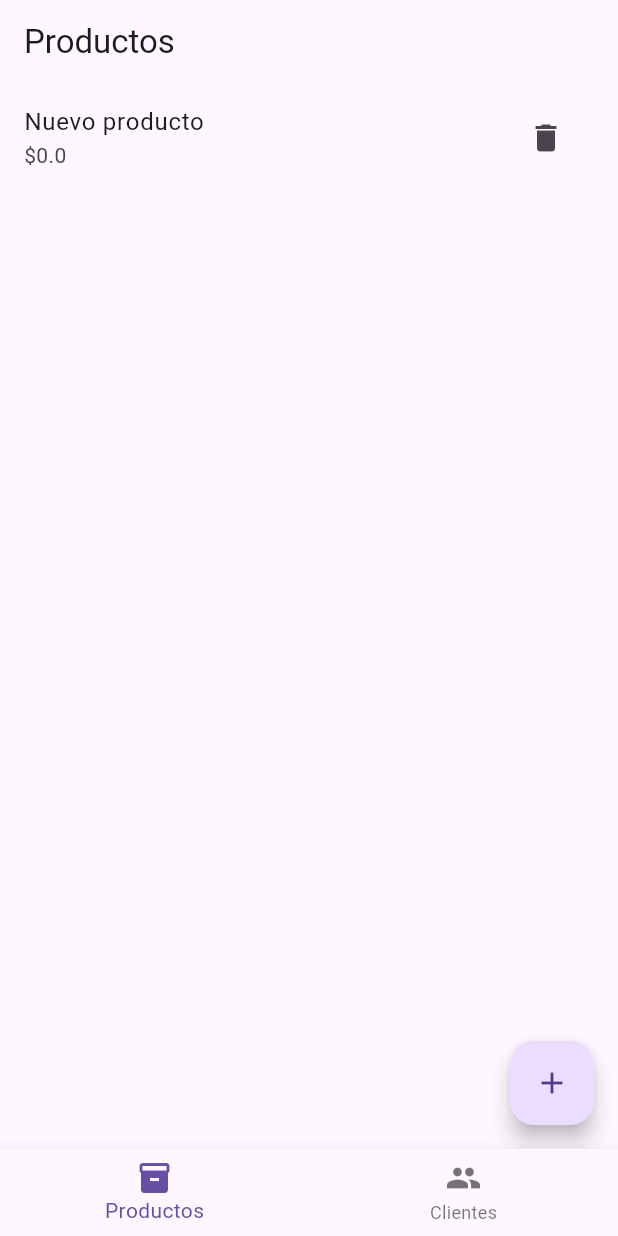
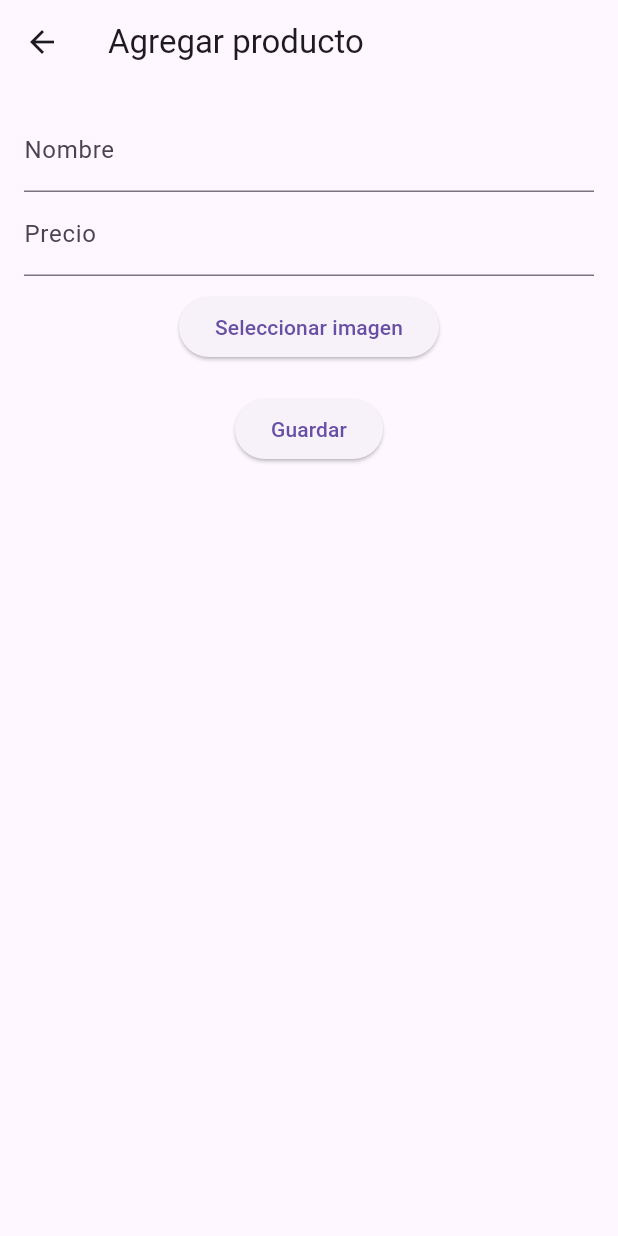
Before and after one commit to JOSUEEVM/APPVENTASTAREA, a Flutter app: the HomeScreen screen opened directly, after a tap on the "add" icon, on a phone screen of 412 x 824 dp. Run offline on Flutter 3.47's test engine with Material 3 defaults, Android fonts, the phone set to English and light mode, and no system bars; our stand-ins replace firebase_auth, google_sign_in, image_picker; accounts and stored records are empty.

Commit message:
funcionamiento con imagen

```diff
--- a/appventas/lib/data/local_data.dart
+++ b/appventas/lib/data/local_data.dart
@@ -1,12 +1,12 @@
 import '../models/user.dart';
 import '../models/product.dart';
-import '../models/client.dart';
 
 class LocalData {
+  /// Usuarios locales (login)
   static List<User> users = [
-    User(email: 'admin@local.com', password: '123456'),
+    User(email: 'admin@gmail.com', password: '1234'),
   ];
 
+  /// Productos creados
   static List<Product> products = [];
-  static List<Client> clients = [];
 }
--- a/appventas/lib/main.dart
+++ b/appventas/lib/main.dart
@@ -2,17 +2,18 @@ import 'package:flutter/material.dart';
 import 'screens/login_screen.dart';
 
 void main() {
-  runApp(const MyApp());
+  runApp(const SalesApp());
 }
 
-class MyApp extends StatelessWidget {
-  const MyApp({super.key});
+class SalesApp extends StatelessWidget {
+  const SalesApp({super.key});
 
   @override
   Widget build(BuildContext context) {
-    return const MaterialApp(
+    return MaterialApp(
       debugShowCheckedModeBanner: false,
-      home: LoginScreen(),
+      title: 'App Ventas',
+      home: const LoginScreen(),
     );
   }
 }
--- a/appventas/lib/models/product.dart
+++ b/appventas/lib/models/product.dart
@@ -1,6 +1,11 @@
 class Product {
-  String name;
-  double price;
+  final String name;
+  final double price;
+  final String imagePath;
 
-  Product({required this.name, required this.price});
+  Product({
+    required this.name,
+    required this.price,
+    required this.imagePath,
+  });
 }
--- a/appventas/lib/models/user.dart
+++ b/appventas/lib/models/user.dart
@@ -2,5 +2,8 @@ class User {
   final String email;
   final String password;
 
-  User({required this.email, required this.password});
+  User({
+    required this.email,
+    required this.password,
+  });
 }
--- /dev/null
+++ b/appventas/lib/screens/add_product_screen.dart
@@ -0,0 +1,71 @@
+import 'dart:io';
+import 'package:flutter/material.dart';
+import 'package:image_picker/image_picker.dart';
+import '../data/local_data.dart';
+import '../models/product.dart';
+
+class AddProductScreen extends StatefulWidget {
+  const AddProductScreen({super.key});
+
+  @override
+  State<AddProductScreen> createState() => _AddProductScreenState();
+}
+
+class _AddProductScreenState extends State<AddProductScreen> {
+  final nameCtrl = TextEditingController();
+  final priceCtrl = TextEditingController();
+  File? image;
+
+  Future pickImage() async {
+    final picked = await ImagePicker().pickImage(source: ImageSource.gallery);
+    if (picked != null) {
+      setState(() => image = File(picked.path));
+    }
+  }
+
+  void save() {
+    if (image == null) return;
+
+    LocalData.products.add(
+      Product(
+        name: nameCtrl.text,
+        price: double.parse(priceCtrl.text),
+        imagePath: image!.path,
+      ),
+    );
+    Navigator.pop(context);
+  }
+
+  @override
+  Widget build(BuildContext context) {
+    return Scaffold(
+      appBar: AppBar(title: const Text('Agregar producto')),
+      body: Padding(
+        padding: const EdgeInsets.all(16),
+        child: Column(
+          children: [
+            TextField(
+              controller: nameCtrl,
+              decoration: const InputDecoration(labelText: 'Nombre'),
+            ),
+            TextField(
+              controller: priceCtrl,
+              decoration: const InputDecoration(labelText: 'Precio'),
+              keyboardType: TextInputType.number,
+            ),
+            const SizedBox(height: 10),
+            ElevatedButton(
+              onPressed: pickImage,
+              child: const Text('Seleccionar imagen'),
+            ),
+            const SizedBox(height: 20),
+            ElevatedButton(
+              onPressed: save,
+              child: const Text('Guardar'),
+            ),
+          ],
+        ),
+      ),
+    );
+  }
+}
--- a/appventas/lib/screens/home_screen.dart
+++ b/appventas/lib/screens/home_screen.dart
@@ -12,9 +12,9 @@ class HomeScreen extends StatefulWidget {
 class _HomeScreenState extends State<HomeScreen> {
   int index = 0;
 
-  final screens = [
-    const ProductsScreen(),
-    const ClientsScreen(),
+  final screens = const [
+    ProductsScreen(),
+    ClientsScreen(),
   ];
 
   @override
@@ -26,15 +26,15 @@ class _HomeScreenState extends State<HomeScreen> {
         onTap: (i) => setState(() => index = i),
         items: const [
           BottomNavigationBarItem(
-              icon: Icon(Icons.inventory), label: 'Productos'),
+            icon: Icon(Icons.store),
+            label: 'Productos',
+          ),
           BottomNavigationBarItem(
-              icon: Icon(Icons.people), label: 'Clientes'),
+            icon: Icon(Icons.shopping_cart),
+            label: 'Clientes',
+          ),
         ],
       ),
     );
   }
 }
-
-
-
-// ---------------- MODELO ----------------
--- a/appventas/lib/screens/products_screen.dart
+++ b/appventas/lib/screens/products_screen.dart
@@ -1,6 +1,7 @@
+import 'dart:io';
 import 'package:flutter/material.dart';
 import '../data/local_data.dart';
-import '../models/product.dart';
+import 'add_product_screen.dart';
 
 class ProductsScreen extends StatefulWidget {
   const ProductsScreen({super.key});
@@ -10,37 +11,28 @@ class ProductsScreen extends StatefulWidget {
 }
 
 class _ProductsScreenState extends State<ProductsScreen> {
-  void addProduct() {
-    setState(() {
-      LocalData.products.add(
-        Product(name: 'Nuevo producto', price: 0),
-      );
-    });
-  }
-
   @override
   Widget build(BuildContext context) {
     return Scaffold(
       appBar: AppBar(title: const Text('Productos')),
       floatingActionButton: FloatingActionButton(
-        onPressed: addProduct,
         child: const Icon(Icons.add),
+        onPressed: () async {
+          await Navigator.push(
+            context,
+            MaterialPageRoute(builder: (_) => const AddProductScreen()),
+          );
+          setState(() {});
+        },
       ),
       body: ListView.builder(
         itemCount: LocalData.products.length,
         itemBuilder: (_, i) {
           final p = LocalData.products[i];
           return ListTile(
+            leading: Image.file(File(p.imagePath), width: 50),
             title: Text(p.name),
             subtitle: Text('\$${p.price}'),
-            trailing: IconButton(
-              icon: const Icon(Icons.delete),
-              onPressed: () {
-                setState(() {
-                  LocalData.products.removeAt(i);
-                });
-              },
-            ),
           );
         },
       ),
```
Also changed, not shown: appventas/lib/screens/checkout_screen.dart (added, +33 -0 lines), appventas/lib/screens/clients_screen.dart (+21 -40 lines), appventas/lib/screens/login_screen.dart (+11 -16 lines), 1 other file.
